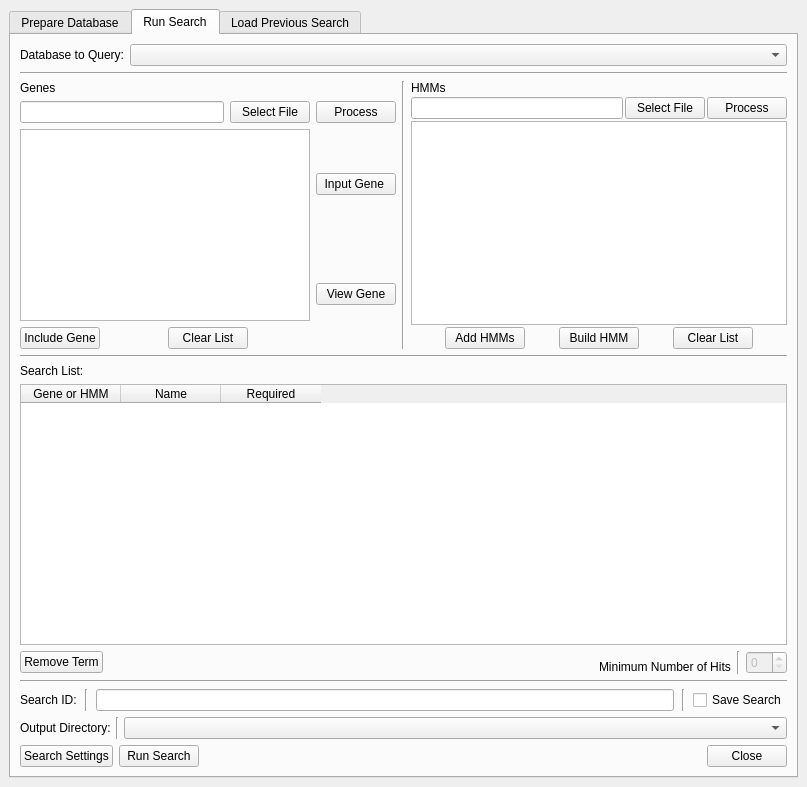
Qt form guiGenbank.ui (emzodls/clusterArch) before a commit.
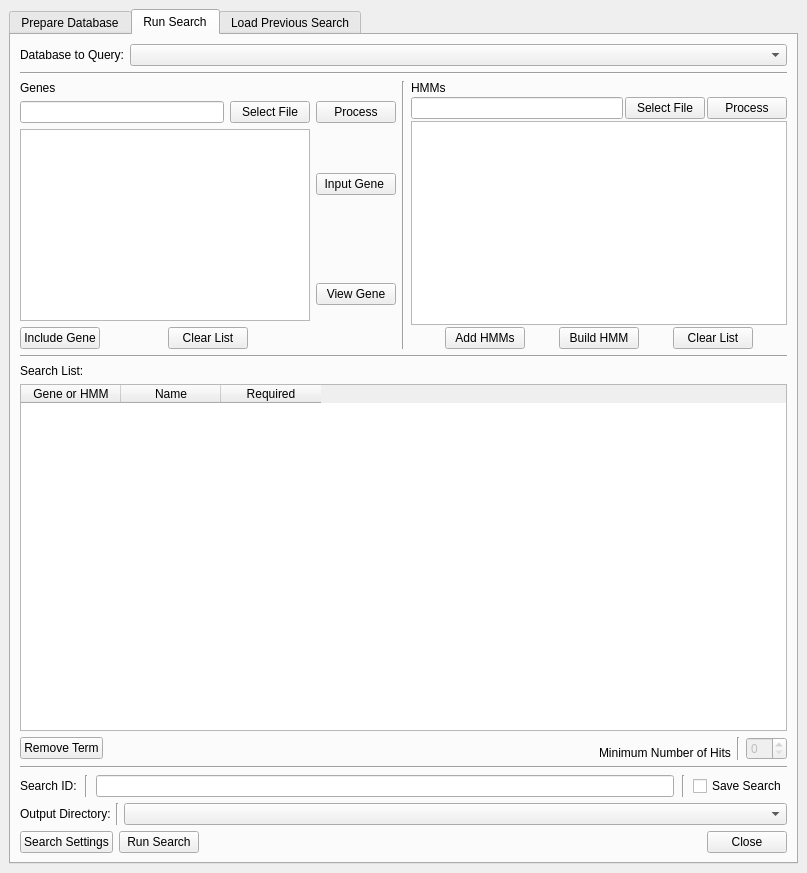
The same form after that commit. The open tabs and pages were chosen to show the change.

Commit message:
fixed bus in reloading if reload only contains hmm or gene searches.
TO DO:
Lay out frame work for excluding HMMs
More complicated HMM searches?

Patch:
```diff
--- a/guiGenbank.ui
+++ b/guiGenbank.ui
@@ -7,7 +7,7 @@
     <x>0</x>
     <y>0</y>
     <width>807</width>
-    <height>787</height>
+    <height>873</height>
    </rect>
   </property>
   <property name="sizePolicy">
@@ -1540,7 +1540,7 @@
        <attribute name="title">
         <string>Run Search</string>
        </attribute>
-       <layout class="QVBoxLayout" name="verticalLayout_8" stretch="0,0,1,0,2,2,0,0,0,0">
+       <layout class="QVBoxLayout" name="verticalLayout_8" stretch="0,0,1,0,2,4,0,0,0,0">
         <item>
          <layout class="QHBoxLayout" name="horizontalLayout">
           <item>
@@ -1897,6 +1897,12 @@
               <verstretch>0</verstretch>
              </sizepolicy>
             </property>
+            <property name="minimumSize">
+             <size>
+              <width>0</width>
+              <height>200</height>
+             </size>
+            </property>
             <property name="sizeAdjustPolicy">
              <enum>QAbstractScrollArea::AdjustToContentsOnFirstShow</enum>
             </property>
```
Left out of the diff: 13 changed lines with no effect on the pictures. The commit also changes 2 other files.
